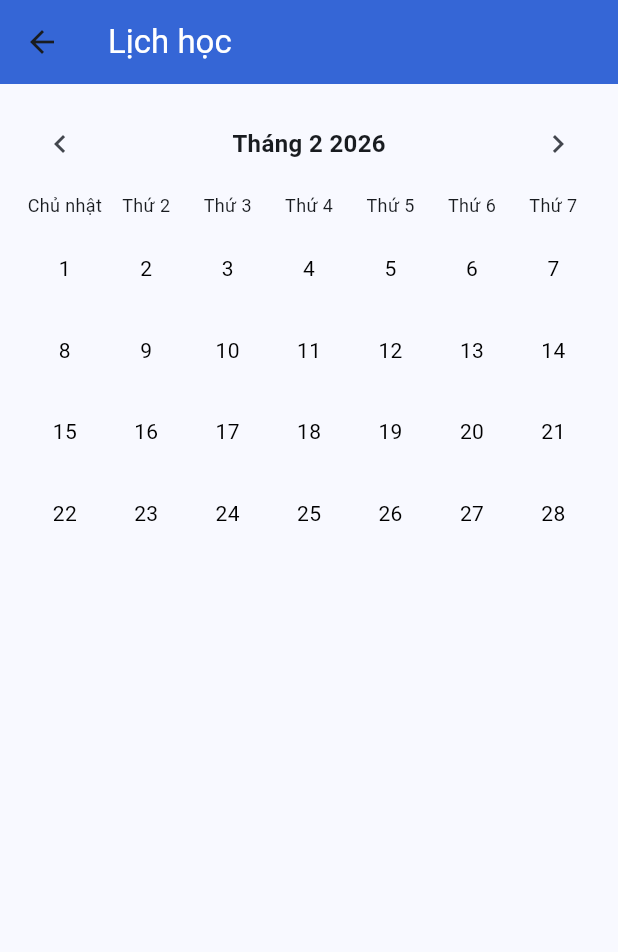
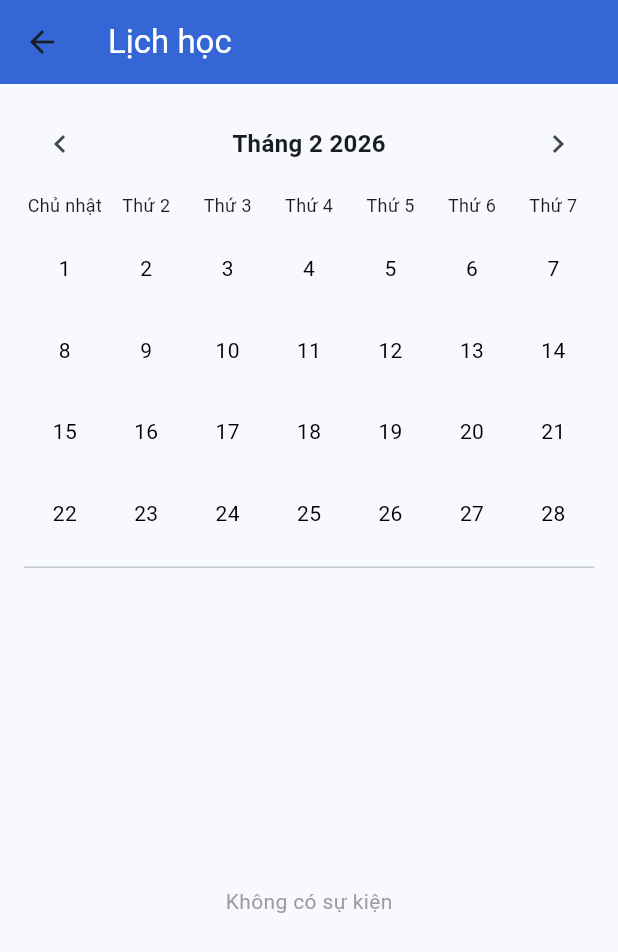
Before and after one commit to vuonglinh491/2025_2_LTTBDD_N02_Nhom_16, a Flutter app: the Schedule screen opened directly, after a tap on the "chevron left" icon, on a phone screen of 412 x 824 dp. Shown: the top 952 px of the screen. Run offline on Flutter 3.47's test engine with Material 3 defaults, Android fonts, the phone set to English and light mode, and no system bars.

Commit message:
ds sự kiện trong ngày

```diff
--- a/lib/pages/schedule.dart
+++ b/lib/pages/schedule.dart
@@ -145,19 +145,19 @@ class _ScheduleState extends State<Schedule> {
     for(int i = 0; i < thuNgayDau; i++){
       danhSachNgay.add(Container());
     }
+    DateTime homNay = DateTime.now();
 
     for(int ngay = 1; ngay <= soLuongNgay; ngay++){
 
       var suKienTrongNgay = _danhSachSuKien.where((suKien) =>
-      suKien['nam'] == nam &&
-          suKien['thang'] == thang &&
-          suKien['ngay'] == ngay
+        suKien['nam'] == nam &&
+        suKien['thang'] == thang &&
+        suKien['ngay'] == ngay
       ).toList();
 
       int index = ngay -1;
       bool dangDuocChon = ngayDuocChon == index;
 
-      DateTime homNay = DateTime.now();
       bool laHomNay =
         ngay == homNay.day &&
         thang == homNay.month &&
@@ -375,6 +375,59 @@ class _ScheduleState extends State<Schedule> {
               children: danhSachNgay,
             ),
 
+            // đường kẻ ngang
+            Divider(),
+
+            SizedBox(
+              height: 8
+            ),
+
+            Expanded(
+              child: Builder(
+                builder: (context){
+
+                  // xác định ngày được chọn, nếu =-1 thì mặc định dùng ngày hiện tại
+                  int ngayDangXem = ngayDuocChon == -1
+                      ? DateTime.now().day
+                      : ngayDuocChon + 1;
+
+                  // lọc ds sự kiện theo năm, tháng, ngày đang xem
+                  var suKienNgay = _danhSachSuKien.where((suKien) =>
+                    suKien['nam'] == nam &&
+                    suKien['thang'] == thang &&
+                    suKien['ngay'] == ngayDangXem
+                  ).toList();
+
+                  if(suKienNgay.isEmpty){
+                    return Center(
+                      child: Text(
+                        'Không có sự kiện',
+                        style: TextStyle(color: Colors.grey),
+                      ),
+                    );
+                  }
+
+                  return ListView.builder(
+                    itemCount: suKienNgay.length,
+                    itemBuilder: (context,index){
+
+
+                      var suKien = suKienNgay[index];
+
+                      return ListTile(
+                        leading: Icon(
+                          Icons.circle,
+                          size: 12,
+                          color: suKien['mauSac'],
+                        ),
+                        title: Text(suKien['tieuDe']),
+                        subtitle: Text(suKien['gio']),
+                      );
+                    },
+                  );
+                },
+              ),
+            )
 
           ],
         ),
```
